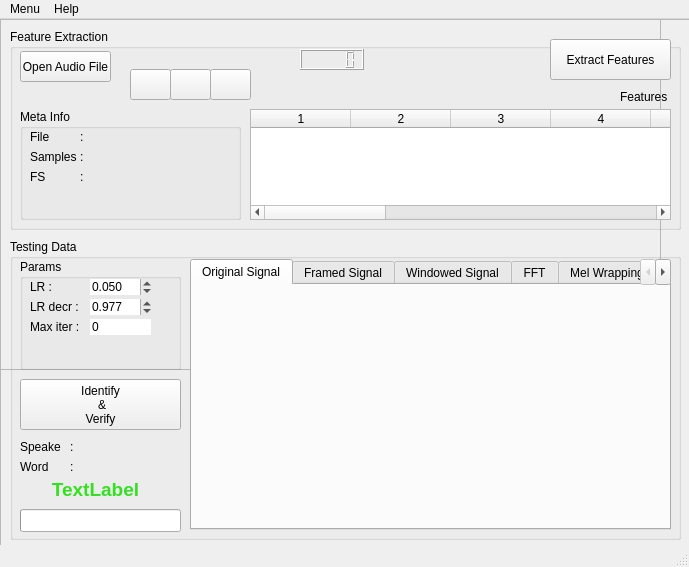
This is Program/view/ui_files/TestWindow.ui in sukorenomw/MFCC-and-LVQ-for-TDSV as Qt 5 draws it before an edit. The edited form follows.
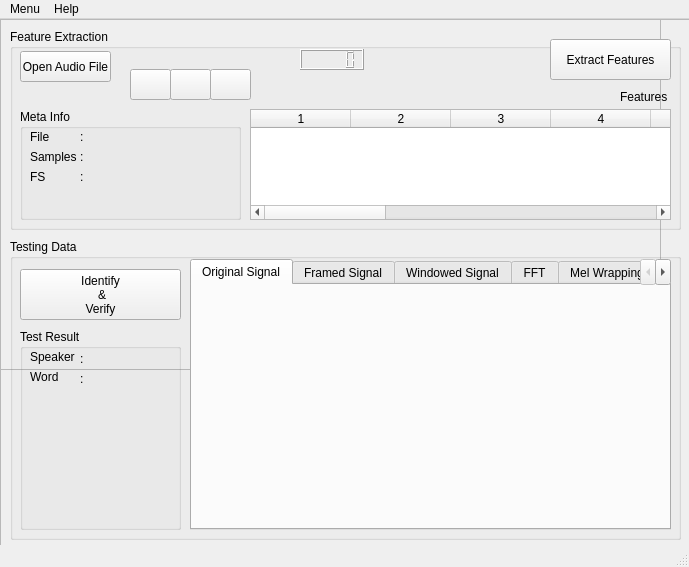
This is the edited form. Icons and pictures are not drawn. Custom widgets are drawn as their Qt base class.

Diff of the .ui file:
```diff
--- a/Program/view/ui_files/TestWindow.ui
+++ b/Program/view/ui_files/TestWindow.ui
@@ -549,172 +549,11 @@
        </widget>
       </widget>
      </widget>
-     <widget class="QGroupBox" name="paramsGroup">
-      <property name="geometry">
-       <rect>
-        <x>10</x>
-        <y>20</y>
-        <width>161</width>
-        <height>111</height>
-       </rect>
-      </property>
-      <property name="title">
-       <string>Params</string>
-      </property>
-      <widget class="QLabel" name="learningRLbl">
-       <property name="geometry">
-        <rect>
-         <x>10</x>
-         <y>20</y>
-         <width>31</width>
-         <height>16</height>
-        </rect>
-       </property>
-       <property name="text">
-        <string>LR : </string>
-       </property>
-      </widget>
-      <widget class="QLabel" name="learningRDecrLbl">
-       <property name="geometry">
-        <rect>
-         <x>10</x>
-         <y>40</y>
-         <width>51</width>
-         <height>16</height>
-        </rect>
-       </property>
-       <property name="text">
-        <string>LR decr : </string>
-       </property>
-      </widget>
-      <widget class="QLabel" name="iterLbl">
-       <property name="geometry">
-        <rect>
-         <x>10</x>
-         <y>60</y>
-         <width>51</width>
-         <height>16</height>
-        </rect>
-       </property>
-       <property name="text">
-        <string>Max iter : </string>
-       </property>
-      </widget>
-      <widget class="QDoubleSpinBox" name="learningRVal">
-       <property name="geometry">
-        <rect>
-         <x>70</x>
-         <y>20</y>
-         <width>62</width>
-         <height>16</height>
-        </rect>
-       </property>
-       <property name="toolTip">
-        <string>Learning Rate Value</string>
-       </property>
-       <property name="frame">
-        <bool>false</bool>
-       </property>
-       <property name="buttonSymbols">
-        <enum>QAbstractSpinBox::UpDownArrows</enum>
-       </property>
-       <property name="decimals">
-        <number>3</number>
-       </property>
-       <property name="maximum">
-        <double>9999.998999999999796</double>
-       </property>
-       <property name="singleStep">
-        <double>0.010000000000000</double>
-       </property>
-       <property name="value">
-        <double>0.050000000000000</double>
-       </property>
-      </widget>
-      <widget class="QDoubleSpinBox" name="learningRDecrVal">
-       <property name="geometry">
-        <rect>
-         <x>70</x>
-         <y>40</y>
-         <width>62</width>
-         <height>16</height>
-        </rect>
-       </property>
-       <property name="toolTip">
-        <string>Learning Rate Decrement Value</string>
-       </property>
-       <property name="frame">
-        <bool>false</bool>
-       </property>
-       <property name="buttonSymbols">
-        <enum>QAbstractSpinBox::UpDownArrows</enum>
-       </property>
-       <property name="decimals">
-        <number>3</number>
-       </property>
-       <property name="maximum">
-        <double>9999.998999999999796</double>
-       </property>
-       <property name="singleStep">
-        <double>0.001000000000000</double>
-       </property>
-       <property name="value">
-        <double>0.977000000000000</double>
-       </property>
-      </widget>
-      <widget class="QSpinBox" name="iterVal">
-       <property name="geometry">
-        <rect>
-         <x>70</x>
-         <y>60</y>
-         <width>61</width>
-         <height>16</height>
-        </rect>
-       </property>
-       <property name="toolTip">
-        <string>Maximum Iteration value</string>
-       </property>
-       <property name="frame">
-        <bool>false</bool>
-       </property>
-       <property name="buttonSymbols">
-        <enum>QAbstractSpinBox::NoButtons</enum>
-       </property>
-       <property name="maximum">
-        <number>9999</number>
-       </property>
-      </widget>
-     </widget>
-     <widget class="QProgressBar" name="testProgress">
-      <property name="geometry">
-       <rect>
-        <x>10</x>
-        <y>270</y>
-        <width>161</width>
-        <height>23</height>
-       </rect>
-      </property>
-      <property name="value">
-       <number>0</number>
-      </property>
-      <property name="textVisible">
-       <bool>false</bool>
-      </property>
-      <property name="orientation">
-       <enum>Qt::Horizontal</enum>
-      </property>
-      <property name="invertedAppearance">
-       <bool>false</bool>
-      </property>
-      <property name="textDirection">
-       <enum>QProgressBar::TopToBottom</enum>
-      </property>
-     </widget>
      <widget class="QPushButton" name="identifyBtn">
       <property name="geometry">
        <rect>
         <x>10</x>
-        <y>140</y>
+        <y>30</y>
         <width>161</width>
         <height>51</height>
        </rect>
@@ -725,113 +564,98 @@
 Verify</string>
       </property>
      </widget>
-     <widget class="QLabel" name="wordVal">
+     <widget class="QGroupBox" name="groupBox">
       <property name="geometry">
        <rect>
-        <x>60</x>
-        <y>220</y>
-        <width>111</width>
-        <height>16</height>
-       </rect>
-      </property>
-      <property name="font">
-       <font>
-        <weight>50</weight>
-        <bold>false</bold>
-       </font>
-      </property>
-      <property name="text">
-       <string>:</string>
-      </property>
-     </widget>
-     <widget class="QLabel" name="wordLbl">
-      <property name="geometry">
-       <rect>
         <x>10</x>
-        <y>220</y>
-        <width>51</width>
-        <height>16</height>
+        <y>90</y>
+        <width>161</width>
+        <height>201</height>
        </rect>
       </property>
-      <property name="font">
-       <font>
-        <weight>50</weight>
-        <bold>false</bold>
-       </font>
+      <property name="title">
+       <string>Test Result</string>
       </property>
-      <property name="text">
-       <string>Word</string>
-      </property>
-     </widget>
-     <widget class="QLabel" name="speakerVal">
-      <property name="geometry">
-       <rect>
-        <x>60</x>
-        <y>200</y>
-        <width>111</width>
-        <height>16</height>
-       </rect>
-      </property>
-      <property name="font">
-       <font>
-        <weight>50</weight>
-        <bold>false</bold>
-       </font>
-      </property>
-      <property name="text">
-       <string>:</string>
-      </property>
-     </widget>
-     <widget class="QLabel" name="speakerLbl">
-      <property name="geometry">
-       <rect>
-        <x>10</x>
-        <y>200</y>
-        <width>41</width>
-        <height>16</height>
-       </rect>
-      </property>
-      <property name="font">
-       <font>
-        <weight>50</weight>
-        <bold>false</bold>
-       </font>
-      </property>
-      <property name="text">
-       <string>Speaker</string>
-      </property>
-     </widget>
-     <widget class="QLabel" name="resultLbl">
-      <property name="geometry">
-       <rect>
-        <x>10</x>
-        <y>240</y>
-        <width>151</width>
-        <height>21</height>
-       </rect>
-      </property>
-      <property name="maximumSize">
-       <size>
-        <width>16777215</width>
-        <height>16777214</height>
-       </size>
-      </property>
-      <property name="font">
-       <font>
-        <pointsize>14</pointsize>
-        <weight>75</weight>
-        <bold>true</bold>
-       </font>
-      </property>
-      <property name="styleSheet">
-       <string notr="true">color: rgb(53, 223, 34)</string>
-      </property>
-      <property name="text">
-       <string>TextLabel</string>
-      </property>
-      <property name="alignment">
-       <set>Qt::AlignCenter</set>
-      </property>
+      <widget class="QLabel" name="speakerLbl">
+       <property name="geometry">
+        <rect>
+         <x>10</x>
+         <y>20</y>
+         <width>51</width>
+         <height>16</height>
+        </rect>
+       </property>
+       <property name="font">
+        <font>
+         <pointsize>9</pointsize>
+         <weight>50</weight>
+         <bold>false</bold>
+        </font>
+       </property>
+       <property name="text">
+        <string>Speaker</string>
+       </property>
+      </widget>
+      <widget class="QLabel" name="speakerVal">
+       <property name="geometry">
+        <rect>
+         <x>60</x>
+         <y>20</y>
+         <width>91</width>
+         <height>20</height>
+        </rect>
+       </property>
+       <property name="font">
+        <font>
+         <pointsize>9</pointsize>
+         <weight>50</weight>
+         <bold>false</bold>
+        </font>
+       </property>
+       <property name="text">
+        <string>:</string>
+       </property>
+      </widget>
+      <widget class="QLabel" name="wordVal">
+       <property name="geometry">
+        <rect>
+         <x>60</x>
+         <y>40</y>
+         <width>91</width>
+         <height>20</height>
+        </rect>
+       </property>
+       <property name="font">
+        <font>
+         <pointsize>9</pointsize>
+         <weight>50</weight>
+         <bold>false</bold>
+        </font>
+       </property>
+       <property name="text">
+        <string>:</string>
+       </property>
+      </widget>
+      <widget class="QLabel" name="wordLbl">
+       <property name="geometry">
+        <rect>
+         <x>10</x>
+         <y>40</y>
+         <width>51</width>
+         <height>16</height>
+        </rect>
+       </property>
+       <property name="font">
+        <font>
+         <pointsize>9</pointsize>
+         <weight>50</weight>
+         <bold>false</bold>
+        </font>
+       </property>
+       <property name="text">
+        <string>Word</string>
+       </property>
+      </widget>
      </widget>
     </widget>
    </widget>
```
